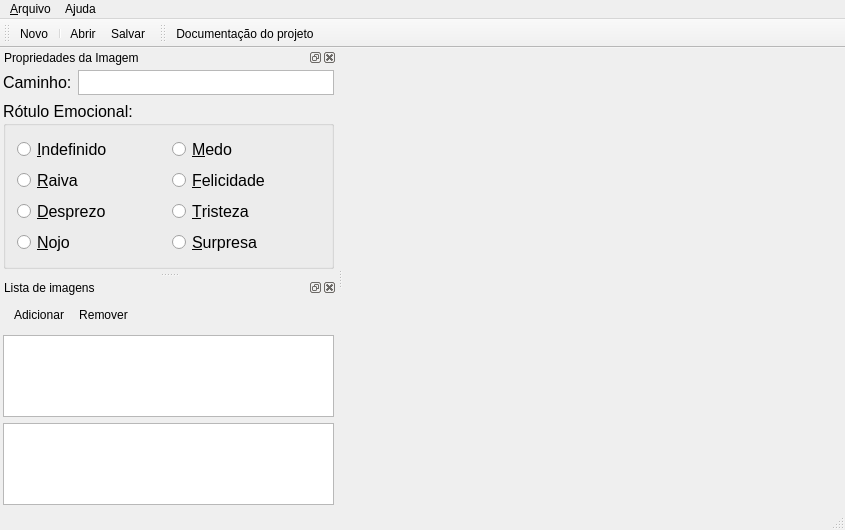
First picture: the form in fat/mainwindow.ui, repository luigivieira/F3, before the edit.
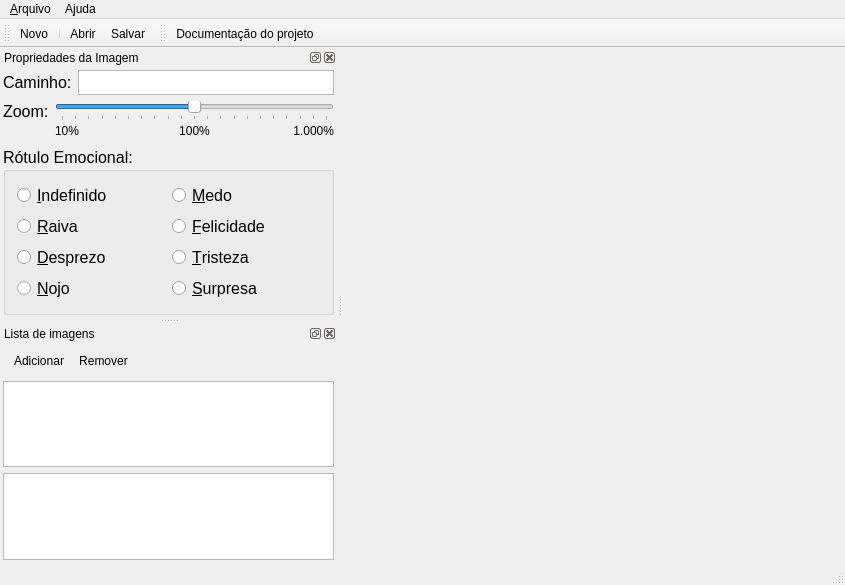
Second picture: the form after the edit. Icons and pictures are not drawn.

Commit message: Correction in the zoom calculation and preparation for the zoom slider

```diff
--- a/fat/mainwindow.ui
+++ b/fat/mainwindow.ui
@@ -7,7 +7,7 @@
     <x>0</x>
     <y>0</y>
     <width>845</width>
-    <height>530</height>
+    <height>585</height>
    </rect>
   </property>
   <property name="windowTitle">
@@ -188,6 +188,154 @@
        </item>
       </layout>
      </item>
+     <item>
+      <layout class="QGridLayout" name="gridLayout_3">
+       <property name="verticalSpacing">
+        <number>0</number>
+       </property>
+       <item row="0" column="0">
+        <widget class="QLabel" name="label_2">
+         <property name="font">
+          <font>
+           <pointsize>12</pointsize>
+          </font>
+         </property>
+         <property name="text">
+          <string>Zoom:</string>
+         </property>
+        </widget>
+       </item>
+       <item row="0" column="1">
+        <widget class="QSlider" name="zoomSlider">
+         <property name="font">
+          <font>
+           <pointsize>12</pointsize>
+          </font>
+         </property>
+         <property name="minimum">
+          <number>1</number>
+         </property>
+         <property name="maximum">
+          <number>21</number>
+         </property>
+         <property name="singleStep">
+          <number>1</number>
+         </property>
+         <property name="pageStep">
+          <number>1</number>
+         </property>
+         <property name="value">
+          <number>11</number>
+         </property>
+         <property name="sliderPosition">
+          <number>11</number>
+         </property>
+         <property name="orientation">
+          <enum>Qt::Horizontal</enum>
+         </property>
+         <property name="tickPosition">
+          <enum>QSlider::TicksBelow</enum>
+         </property>
+         <property name="tickInterval">
+          <number>0</number>
+         </property>
+        </widget>
+       </item>
+       <item row="1" column="1">
+        <layout class="QHBoxLayout" name="horizontalLayout_3">
+         <item>
+          <widget class="QLabel" name="label_6">
+           <property name="minimumSize">
+            <size>
+             <width>45</width>
+             <height>0</height>
+            </size>
+           </property>
+           <property name="maximumSize">
+            <size>
+             <width>45</width>
+             <height>16777215</height>
+            </size>
+           </property>
+           <property name="text">
+            <string>10%</string>
+           </property>
+          </widget>
+         </item>
+         <item>
+          <spacer name="horizontalSpacer">
+           <property name="orientation">
+            <enum>Qt::Horizontal</enum>
+           </property>
+           <property name="sizeHint" stdset="0">
+            <size>
+             <width>40</width>
+             <height>20</height>
+            </size>
+           </property>
+          </spacer>
+         </item>
+         <item>
+          <widget class="QLabel" name="label_5">
+           <property name="minimumSize">
+            <size>
+             <width>45</width>
+             <height>0</height>
+            </size>
+           </property>
+           <property name="maximumSize">
+            <size>
+             <width>45</width>
+             <height>16777215</height>
+            </size>
+           </property>
+           <property name="text">
+            <string>100%</string>
+           </property>
+           <property name="alignment">
+            <set>Qt::AlignCenter</set>
+           </property>
+          </widget>
+         </item>
+         <item>
+          <spacer name="horizontalSpacer_2">
+           <property name="orientation">
+            <enum>Qt::Horizontal</enum>
+           </property>
+           <property name="sizeHint" stdset="0">
+            <size>
+             <width>40</width>
+             <height>20</height>
+            </size>
+           </property>
+          </spacer>
+         </item>
+         <item>
+          <widget class="QLabel" name="label_3">
+           <property name="minimumSize">
+            <size>
+             <width>45</width>
+             <height>0</height>
+            </size>
+           </property>
+           <property name="maximumSize">
+            <size>
+             <width>45</width>
+             <height>16777215</height>
+            </size>
+           </property>
+           <property name="text">
+            <string>1.000%</string>
+           </property>
+           <property name="alignment">
+            <set>Qt::AlignRight|Qt::AlignTrailing|Qt::AlignVCenter</set>
+           </property>
+          </widget>
+         </item>
+        </layout>
+       </item>
+      </layout>
+     </item>
      <item>
       <widget class="QGroupBox" name="groupEmotions">
        <property name="font">
```
The commit also changes 3 other files.
